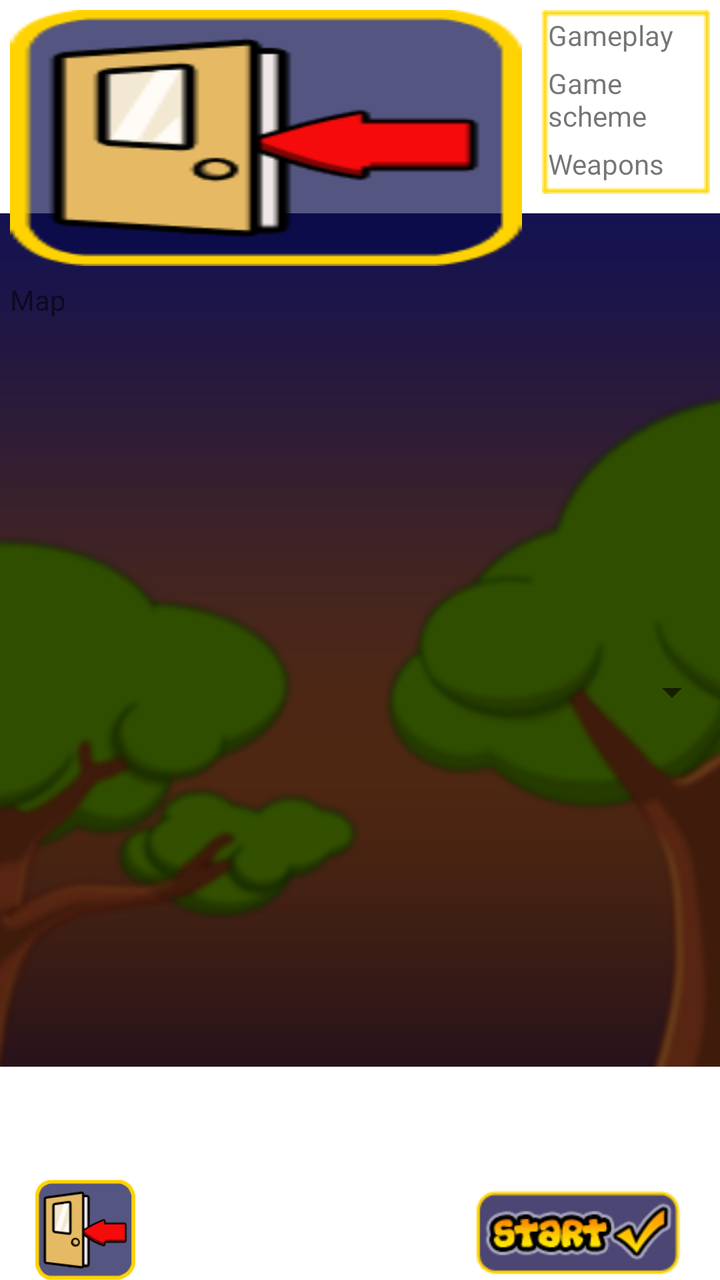
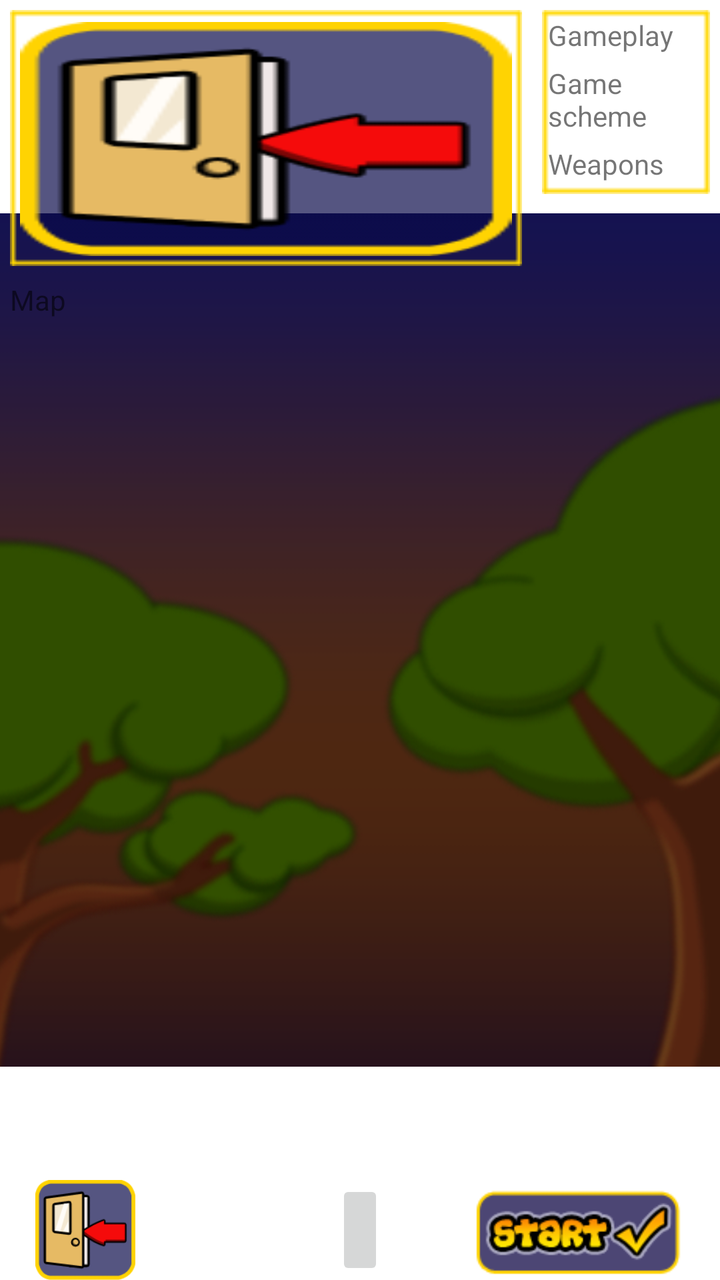

Two renders of the same Android screen: before a commit and after it. Below are the layout's source before the change and the commit's diff.
<!-- AndroidManifest.xml: fallback theme Theme.MaterialComponents.DayNight.NoActionBar -->
<!-- res/layout/starting_game.xml -->
<?xml version="1.0" encoding="utf-8"?>
<RelativeLayout xmlns:android="http://schemas.android.com/apk/res/android"
    android:layout_width="fill_parent"
    android:layout_height="fill_parent">
    <include
    	layout="@layout/background"/>
     
    <ImageView
    	android:id="@+id/mapPreview"
    	android:layout_width="256dip"
    	android:layout_height="128dip"
    	android:layout_margin="5dip"
    	android:scaleType="fitXY"
    	android:background="@android:color/transparent"
    	android:src="@drawable/backbutton"/>
    
    <Spinner 
       	android:id="@+id/spinMaps"
       	android:layout_height="wrap_content"
       	android:layout_width="wrap_content"    
       	android:layout_below="@id/mapPreview"
       	android:layout_alignRight="@id/mapPreview"
       	android:layout_toRightOf="@+id/txtMap"/>
    <TextView
		android:id="@id/txtMap"
		android:layout_width="wrap_content"
		android:layout_height="wrap_content"
		android:text="@string/start_map"
		android:layout_alignTop="@id/spinMaps"
		android:layout_alignBottom="@id/spinMaps"
		android:layout_alignLeft="@id/mapPreview"
		android:gravity="center"/>	
   	
    <TableLayout 
       	android:id="@+id/gameOptions" 
       	android:layout_height="wrap_content" 
       	android:layout_width="wrap_content"
       	android:layout_centerHorizontal="true"
       	android:layout_toRightOf="@id/mapPreview" 
       	android:layout_alignParentRight="true"
       	android:padding="3dip"
       	android:layout_margin="5dip"
       	android:background="@drawable/box"
       	android:stretchColumns="0,2"
       	android:shrinkColumns="1">
	       	
       	<TableRow>
        	 <TextView 
		        android:id="@+id/txtGameplay"
		        android:layout_height="wrap_content"
		        android:layout_width="wrap_content"
		        android:text="@string/start_gameplay"/>
        	<Spinner
	        	android:id="@+id/spinGameplay"
	        	android:layout_height="wrap_content"
		        android:layout_width="wrap_content"
		        />
		</TableRow>  
		<TableRow>
		    <TextView 
		        android:id="@+id/txtGamescheme"
		        android:layout_height="wrap_content"
		        android:layout_width="wrap_content"
		        android:text="@string/start_gamescheme"/>
		    <Spinner
		       	android:id="@+id/spinGamescheme"
		       	android:layout_height="wrap_content"
		        android:layout_width="wrap_content"/>
		    <ImageButton
		    	android:id="@+id/btnGamescheme"
		    	android:layout_height="wrap_content"
		        android:layout_width="wrap_content"
		        android:background="@drawable/edit"
		        android:adjustViewBounds="true"
		        android:scaleType="centerInside"
		        android:layout_gravity="center"
		        android:padding="3dip"/>
		 </TableRow>
		 <TableRow>    
		     <TextView 
		        android:id="@+id/txtweapons"
		        android:layout_height="wrap_content"
		        android:layout_width="wrap_content"
		        android:layout_below="@id/txtGamescheme"
		        android:layout_marginTop="5dip"
		        android:text="@string/start_weapons"/>
	        
	        <Spinner
	        	android:id="@+id/spinweapons"
	        	android:layout_height="wrap_content"
		        android:layout_width="wrap_content"/>
		    
		    <ImageButton
		    	android:id="@+id/btnweapons"
		    	android:layout_height="wrap_content"
		        android:layout_width="wrap_content"
		        android:background="@drawable/edit"
		        android:adjustViewBounds="true"
		        android:scaleType="centerInside"
		        android:layout_gravity="center"
		        android:padding="3dip"/>
        </TableRow>	
    </TableLayout>
        
    <ImageView 
       	android:id="@+id/imgTheme"
       	android:layout_height="wrap_content" 
       	android:layout_width="wrap_content"
       	android:layout_alignTop="@+id/spinTheme"
       	android:layout_alignBottom="@id/spinTheme"
       	android:layout_alignLeft="@id/gameOptions"
       	android:adjustViewBounds="true"/>
       
    <Spinner
        android:id="@id/spinTheme"
        android:layout_height="wrap_content"
        android:layout_width="wrap_content" 
        android:layout_toRightOf="@+id/imgTheme"
        android:layout_alignParentRight="true" 
        android:layout_above="@+id/btnStart"
       	android:layout_below="@id/gameOptions"/>
        
    <ImageButton
    	android:id="@+id/btnBack"
    	android:layout_width="wrap_content"
    	android:layout_height="50dip"
    	android:layout_alignParentBottom="true"
    	android:layout_alignParentLeft="true"
    	android:adjustViewBounds="true"
    	android:scaleType="centerInside"
    	android:background="@android:color/transparent"
    	android:src="@drawable/backbutton"/>
    	
    <ImageButton
    	android:id="@+id/btnStart"
    	android:layout_width="wrap_content"
    	android:layout_height="50dip"
    	android:layout_alignParentBottom="true"
    	android:layout_alignParentRight="true"
    	android:adjustViewBounds="true"
    	android:scaleType="centerInside"
    	android:background="@android:color/transparent"
    	android:src="@drawable/startgamebutton"/>

</RelativeLayout>
<!-- res/layout/background.xml (included above) -->
<merge xmlns:android="http://schemas.android.com/apk/res/android">
<ImageView
	android:layout_width="fill_parent"
	android:layout_height="fill_parent"
	android:scaleType="center"
	android:src="@drawable/background"/>

</merge>
<!-- resources referenced by this layout -->
<resources>
  <!-- drawable backbutton: png bitmap (drawable-large-mdpi, 3856 bytes) -->
  <!-- drawable background: png bitmap (drawable-large-mdpi, 112827 bytes) -->
  <!-- drawable box: png bitmap (drawable-normal-mdpi, 227 bytes) -->
  <!-- drawable edit: png bitmap (drawable-normal-mdpi, 465 bytes) -->
  <!-- drawable startgamebutton: png bitmap (drawable-normal-mdpi, 4861 bytes) -->
  <string name="start_gameplay">Gameplay</string>
  <string name="start_gamescheme">Game scheme</string>
  <string name="start_map">Map</string>
  <string name="start_weapons">Weapons</string>
</resources>

<!-- the commit's change to res/layout/starting_game.xml (unified diff, before → after) -->
@@ -11,7 +11,7 @@
     	android:layout_height="128dip"
     	android:layout_margin="5dip"
     	android:scaleType="fitXY"
-    	android:background="@android:color/transparent"
+    	android:background="@drawable/box"
     	android:src="@drawable/backbutton"/>
     
     <Spinner 
@@ -116,21 +116,18 @@
         android:layout_height="wrap_content"
         android:layout_width="wrap_content" 
         android:layout_toRightOf="@+id/imgTheme"
-        android:layout_alignParentRight="true" 
-        android:layout_above="@+id/btnStart"
+        android:layout_alignParentRight="true"
        	android:layout_below="@id/gameOptions"/>
         
+	<include layout="@layout/backbutton"/>
     <ImageButton
-    	android:id="@+id/btnBack"
+    	android:id="@+id/btnTeams"
     	android:layout_width="wrap_content"
     	android:layout_height="50dip"
     	android:layout_alignParentBottom="true"
-    	android:layout_alignParentLeft="true"
+    	android:layout_centerHorizontal="true"
     	android:adjustViewBounds="true"
-    	android:scaleType="centerInside"
-    	android:background="@android:color/transparent"
-    	android:src="@drawable/backbutton"/>
-    	
+    	android:scaleType="centerInside"/>
     <ImageButton
     	android:id="@+id/btnStart"
     	android:layout_width="wrap_content"
@@ -144,11 +141,25 @@
 
 </RelativeLayout>
 <!-- res/layout/background.xml (included above) -->
+<?xml version="1.0" encoding="utf-8"?>
 <merge xmlns:android="http://schemas.android.com/apk/res/android">
 <ImageView
 	android:layout_width="fill_parent"
 	android:layout_height="fill_parent"
 	android:scaleType="center"
 	android:src="@drawable/background"/>
-
 </merge>
+<!-- res/layout/backbutton.xml (included above) -->
+<?xml version="1.0" encoding="utf-8"?>
+<merge xmlns:android="http://schemas.android.com/apk/res/android">
+    <ImageButton
+    	android:id="@+id/btnBack"
+    	android:layout_width="wrap_content"
+    	android:layout_height="50dip"
+    	android:layout_alignParentBottom="true"
+    	android:layout_alignParentLeft="true"
+    	android:adjustViewBounds="true"
+    	android:scaleType="centerInside"
+    	android:background="@android:color/transparent"
+    	android:src="@drawable/backbutton"/>
+</merge>
